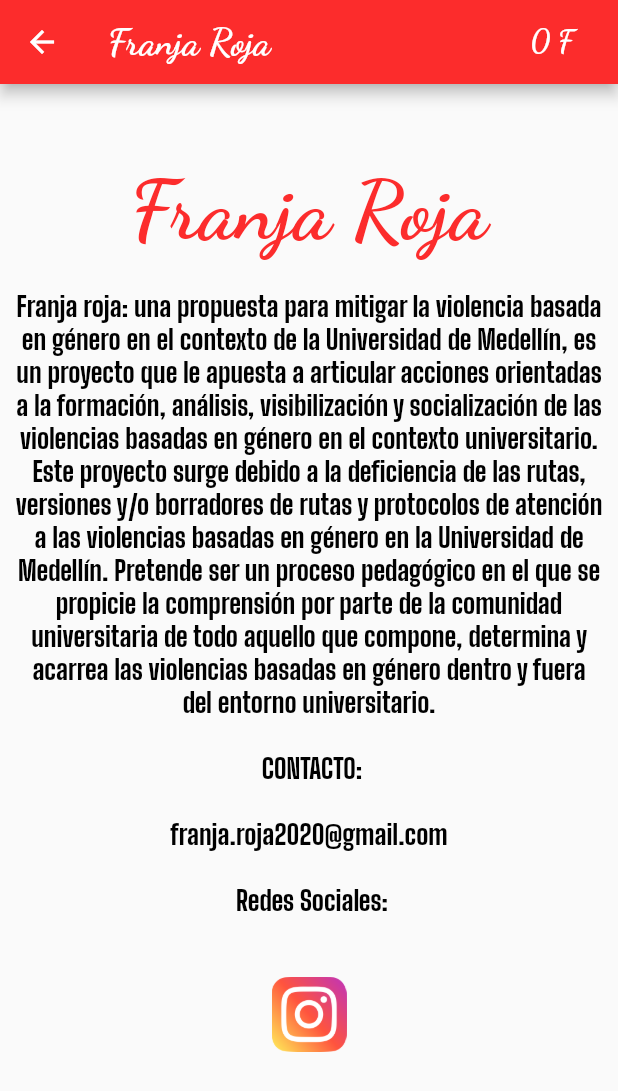
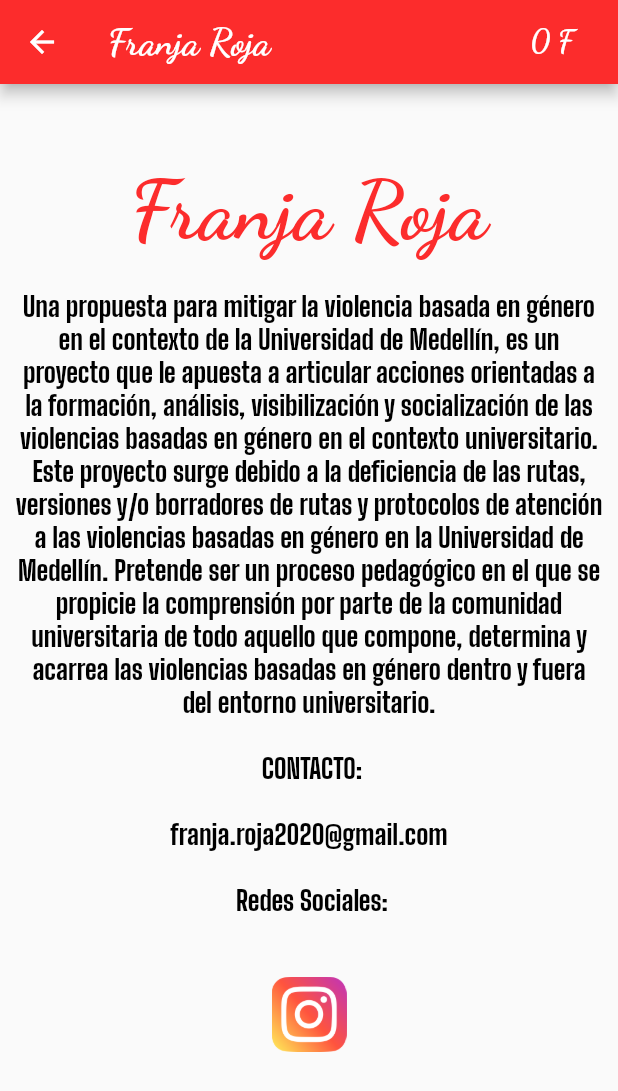
Before and after one commit to diegojuan2104/FranjaRojapp, a Flutter app: the AboutFranjaRoja screen opened by its route, on a phone screen of 412 x 824 dp. Shown: the top 1091 px of the screen. Run offline on Flutter 3.47's test engine with Material 2 defaults, Android fonts, the phone set to English and light mode, and no system bars; our stand-ins replace carousel_slider, cloud_firestore, firebase_auth, firebase_core, firebase_database, flutter_spinkit and 3 more; accounts and stored records are empty.

Commit message:
some changes

```diff
--- a/lib/screens/menu/about_franja_roja.dart
+++ b/lib/screens/menu/about_franja_roja.dart
@@ -45,7 +45,7 @@ class AboutFranjaRoja extends StatelessWidget {
                   textAlign: TextAlign.center,
                   text: TextSpan(
                     text:
-                        '''Franja roja: una propuesta para mitigar la violencia basada en género en el contexto de la Universidad de Medellín, es un proyecto que le apuesta a articular acciones orientadas a la formación, análisis, visibilización y socialización de las violencias basadas en género en el contexto universitario. Este proyecto surge debido a la deficiencia de las rutas, versiones y/o borradores de rutas y protocolos de atención a las violencias basadas en género en la Universidad de Medellín. Pretende ser un proceso pedagógico en el que se propicie la comprensión por parte de la comunidad universitaria de todo aquello que compone, determina y acarrea las violencias basadas en género dentro y fuera del entorno universitario.
+                        '''Una propuesta para mitigar la violencia basada en género en el contexto de la Universidad de Medellín, es un proyecto que le apuesta a articular acciones orientadas a la formación, análisis, visibilización y socialización de las violencias basadas en género en el contexto universitario. Este proyecto surge debido a la deficiencia de las rutas, versiones y/o borradores de rutas y protocolos de atención a las violencias basadas en género en la Universidad de Medellín. Pretende ser un proceso pedagógico en el que se propicie la comprensión por parte de la comunidad universitaria de todo aquello que compone, determina y acarrea las violencias basadas en género dentro y fuera del entorno universitario.
                     \n CONTACTO:
                     \nfranja.roja2020@gmail.com
                     \n Redes Sociales:
```
Also changed, not shown: lib/components/grid_avatar.dart (+4 -4 lines).
